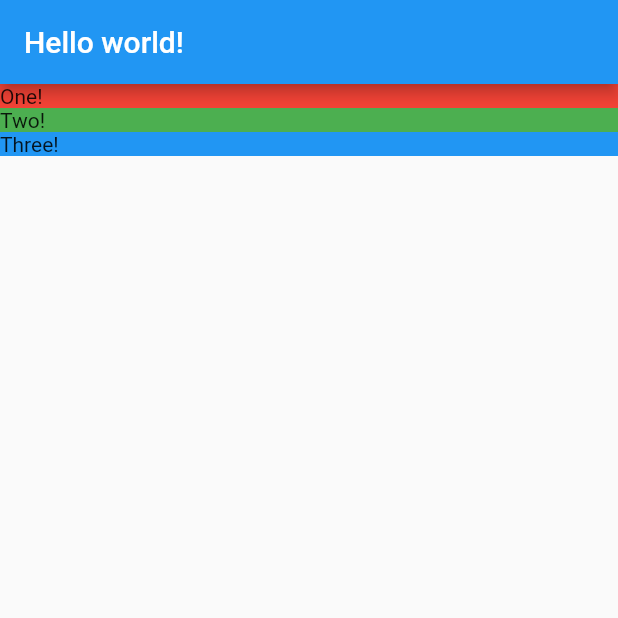
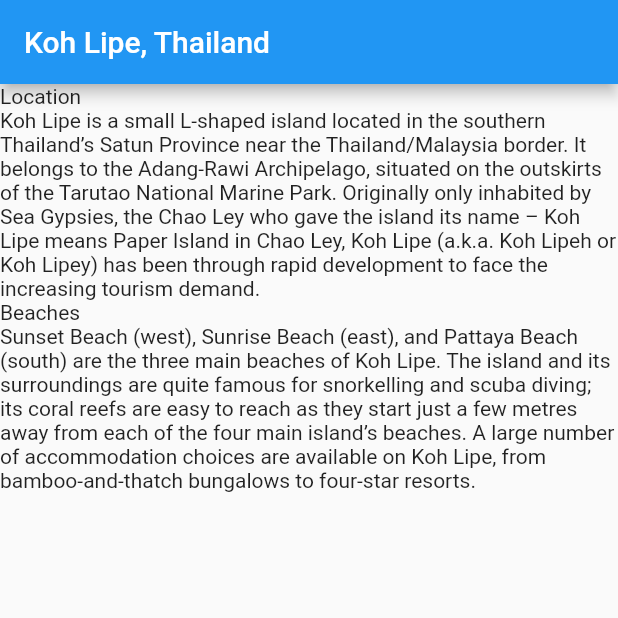
Before and after one commit to fpenim/flutter-quickstart, a Flutter app: the screen it shows after launch, on a phone screen of 412 x 824 dp, the top half of it. Run offline on Flutter 3.47's test engine with Material 2 defaults, Android fonts, the phone set to English and light mode, and no system bars.

Commit message:
Data and mock data

```diff
--- a/lib/location_detail.dart
+++ b/lib/location_detail.dart
@@ -1,31 +1,43 @@
 
 import 'package:flutter/material.dart';
+import 'package:flutter_quickstart/model/location_fact.dart';
+
+import 'model/Location.dart';
 
 class LocationDetail extends StatelessWidget {
+  final Location location;
+
+  // Constructor
+  LocationDetail(this.location);
 
   @override
   Widget build(BuildContext context) {
     return Scaffold(
-        appBar: AppBar(title: Text("Hello world!")),
+        appBar: AppBar(title: Text(location.name)),
         body: Column(
           mainAxisAlignment: MainAxisAlignment.start,
           crossAxisAlignment: CrossAxisAlignment.stretch,
-          children: [
-            _section("One!", Colors.red),
-            _section("Two!", Colors.green),
-            _section("Three!", Colors.blue)
-          ],
+          children: _renderFacts(location),
         ),
     );
   }
 
-  Widget _section(String title, Color color) {
-    return Container(
-      decoration: BoxDecoration(
-        color: color,
-      ),
-      child: Text(title),
-    );
+  List<Widget> _renderFacts(Location location) {
+    var listOfFacts = List<Widget>();
+
+    for (LocationFact fact in location.facts) {
+      listOfFacts.add(_sectionTitle(fact.title));
+      listOfFacts.add(_sectionText(fact.text));
+    }
+
+    return listOfFacts;
   }
 
+  Widget _sectionTitle(String title) {
+    return Text(title);
+  }
+
+  Widget _sectionText(String text) {
+    return Text(text);
+  }
 }
--- a/lib/main.dart
+++ b/lib/main.dart
@@ -1,7 +1,13 @@
 import 'package:flutter/material.dart';
+import 'package:flutter_quickstart/mock/mock_location.dart';
+import 'package:flutter_quickstart/model/Location.dart';
 
 import 'location_detail.dart';
 
 void main() {
-  runApp(MaterialApp(home: LocationDetail()));
+  final Location mockLocation = MockLocation.FetchAny();
+
+  return runApp(MaterialApp(
+      home: LocationDetail(mockLocation)
+  ));
 }
--- /dev/null
+++ b/lib/mock/mock_location.dart
@@ -0,0 +1,34 @@
+import 'package:flutter_quickstart/model/Location.dart';
+import 'package:flutter_quickstart/model/location_fact.dart';
+
+class MockLocation extends Location {
+  static FetchAny() {
+    return Location(
+      name: "Koh Lipe, Thailand",
+      url: "https://static.asiawebdirect.com/m/phuket/portals/thaiwave-com/homepage/koh-lipe/allParagraphs/BucketComponent/ListingContainer/07/image/serendipity-beach-resort-lipe.jpg",
+      facts: <LocationFact>[
+        LocationFact(
+          title: "Location",
+          text:
+          "Koh Lipe is a small L-shaped island located in the southern "
+              "Thailand’s Satun Province near the Thailand/Malaysia border. "
+              "It belongs to the Adang-Rawi Archipelago, situated on the outskirts "
+              "of the Tarutao National Marine Park. Originally only inhabited "
+              "by Sea Gypsies, the Chao Ley who gave the island its name – "
+              "Koh Lipe means Paper Island in Chao Ley, Koh Lipe (a.k.a. Koh Lipeh or "
+              "Koh Lipey) has been through rapid development to face the increasing tourism demand."
+        ),
+        LocationFact(
+            title: "Beaches",
+            text: "Sunset Beach (west), Sunrise Beach (east), and Pattaya Beach "
+                "(south) are the three main beaches of Koh Lipe. The island and "
+                "its surroundings are quite famous for snorkelling and scuba diving; "
+                "its coral reefs are easy to reach as they start just a few metres "
+                "away from each of the four main island’s beaches. A large number "
+                "of accommodation choices are available on Koh Lipe, from "
+                "bamboo-and-thatch bungalows to four-star resorts."
+        )
+      ]
+    );
+  }
+}
--- /dev/null
+++ b/lib/model/location.dart
@@ -0,0 +1,9 @@
+import 'location_fact.dart';
+
+class Location {
+  final String name;
+  final String url;
+  final List<LocationFact> facts;
+
+  Location({this.name, this.url, this.facts});
+}
--- /dev/null
+++ b/lib/model/location_fact.dart
@@ -0,0 +1,7 @@
+
+class LocationFact {
+  final String title;
+  final String text;
+
+  LocationFact({this.title, this.text});
+}
```
